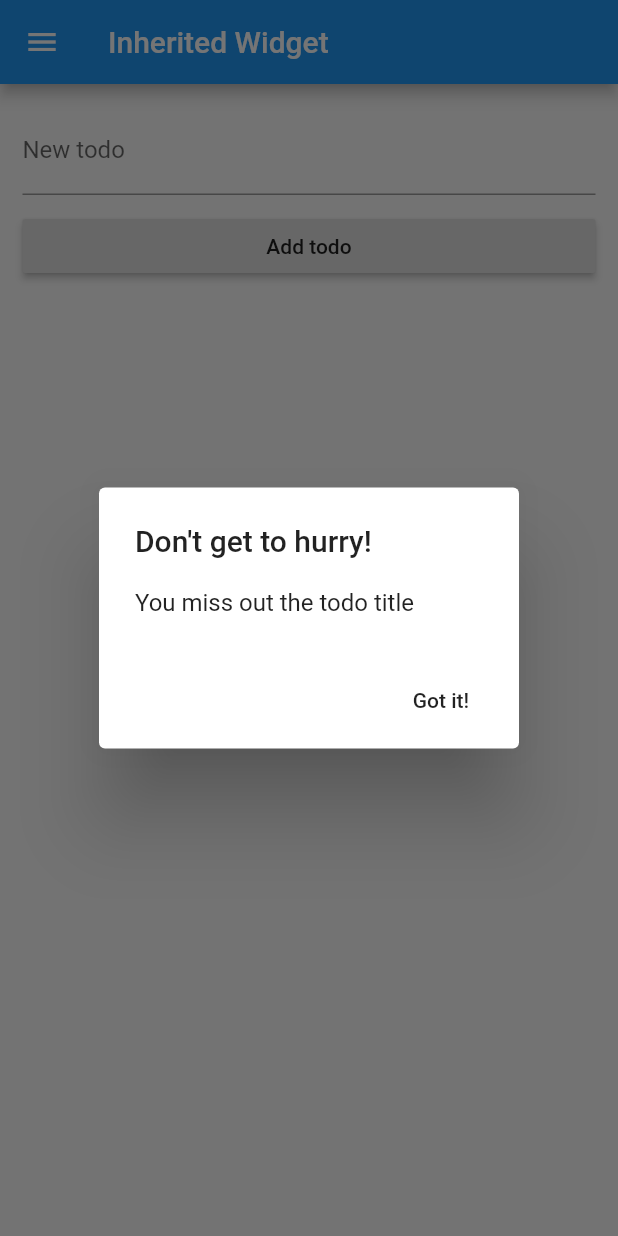
After one commit to rahmanfadhil/flutter_rxjs_demo, a Flutter app: the screen it shows after launch, after a tap on "Add todo", on a phone screen of 412 x 824 dp. The commit adds this screen. Run offline on Flutter 3.47's test engine with Material 2 defaults, Android fonts, the phone set to English and light mode, and no system bars; our stand-ins replace rxdart.

Commit message:
Refactor widget into different files

```diff
--- /dev/null
+++ b/lib/side_drawer.dart
@@ -0,0 +1,42 @@
+import 'package:flutter/material.dart';
+
+class SideDrawer extends StatelessWidget {
+  @override
+  Widget build(BuildContext context) {
+    return Drawer(
+      child: ListView(
+        padding: EdgeInsets.zero,
+        children: <Widget>[
+          UserAccountsDrawerHeader(
+            currentAccountPicture: CircleAvatar(
+              backgroundColor: Colors.red,
+            ),
+            accountName: Text('Rahman Fadhil'),
+            accountEmail: Text('rhmnfadhil@gmail.com'),
+          ),
+          ListTile(
+            trailing: Icon(Icons.list),
+            title: Text('Manage Todos'),
+            onTap: () {},
+          ),
+          ListTile(
+            trailing: Icon(Icons.account_circle),
+            title: Text('My Account'),
+            onTap: () {},
+          ),
+          ListTile(
+            trailing: Icon(Icons.settings),
+            title: Text('Preferences'),
+            onTap: () {},
+          ),
+          Divider(),
+          ListTile(
+            trailing: Icon(Icons.lock_outline),
+            title: Text('Log Out'),
+            onTap: () {},
+          )
+        ],
+      ),
+    );
+  }
+}
--- /dev/null
+++ b/lib/todo_input.dart
@@ -0,0 +1,71 @@
+import 'package:flutter/material.dart';
+
+import './services/main.dart';
+import './services/todo_service.dart';
+
+class TodoInput extends StatefulWidget {
+  @override
+  State<StatefulWidget> createState() {
+    return _TodoInputState();
+  }
+}
+
+class _TodoInputState extends State<TodoInput> {
+  final TextEditingController _todosInputController = TextEditingController();
+  final FocusNode _todosInputFocusNode = FocusNode();
+
+  @override
+  void dispose() {
+    _todosInputController.dispose();
+    _todosInputFocusNode.dispose();
+    super.dispose();
+  }
+
+  @override
+  Widget build(BuildContext context) {
+    final TodoService todoService = StateContainer.of(context).todoService;
+
+    return Container(
+      margin: EdgeInsets.all(15.0),
+      child: Column(
+        children: <Widget>[
+          TextField(
+            controller: _todosInputController,
+            focusNode: _todosInputFocusNode,
+            decoration: InputDecoration(labelText: "New todo"),
+          ),
+          Container(
+            margin: EdgeInsets.only(top: 10.0),
+            width: double.infinity,
+            child: RaisedButton(
+              child: Text('Add todo'),
+              onPressed: () {
+                if (_todosInputController.text == '') {
+                  showDialog(
+                    context: context,
+                    builder: (BuildContext context) {
+                      return AlertDialog(
+                        title: Text('Don\'t get to hurry!'),
+                        content: Text('You miss out the todo title'),
+                        actions: <Widget>[
+                          FlatButton(
+                            onPressed: () => Navigator.pop(context),
+                            child: Text('Got it!'),
+                          )
+                        ],
+                      );
+                    },
+                  );
+                } else {
+                  todoService.addTodo(_todosInputController.text);
+                  _todosInputController.text = '';
+                  _todosInputFocusNode.unfocus();
+                }
+              },
+            ),
+          ),
+        ],
+      ),
+    );
+  }
+}
--- /dev/null
+++ b/lib/todo_list.dart
@@ -0,0 +1,30 @@
+import 'package:flutter/material.dart';
+
+import './services/main.dart';
+import './services/todo_service.dart';
+
+class TodoList extends StatelessWidget {
+  @override
+  Widget build(BuildContext context) {
+    final TodoService todoService = StateContainer.of(context).todoService;
+
+    return StreamBuilder(
+      stream: todoService.stream$,
+      builder: (BuildContext context, AsyncSnapshot snapshot) {
+        if (snapshot.hasData) {
+          return ListView.builder(
+            itemCount: snapshot.data.length,
+            itemBuilder: (BuildContext context, int index) {
+              return ListTile(
+                title: Text(snapshot.data[index]),
+                onTap: () {},
+              );
+            },
+          );
+        } else {
+          return CircularProgressIndicator();
+        }
+      },
+    );
+  }
+}
```
Also changed, not shown: lib/main.dart (+2 -36 lines), lib/todos_manager.dart (+5 -83 lines).
